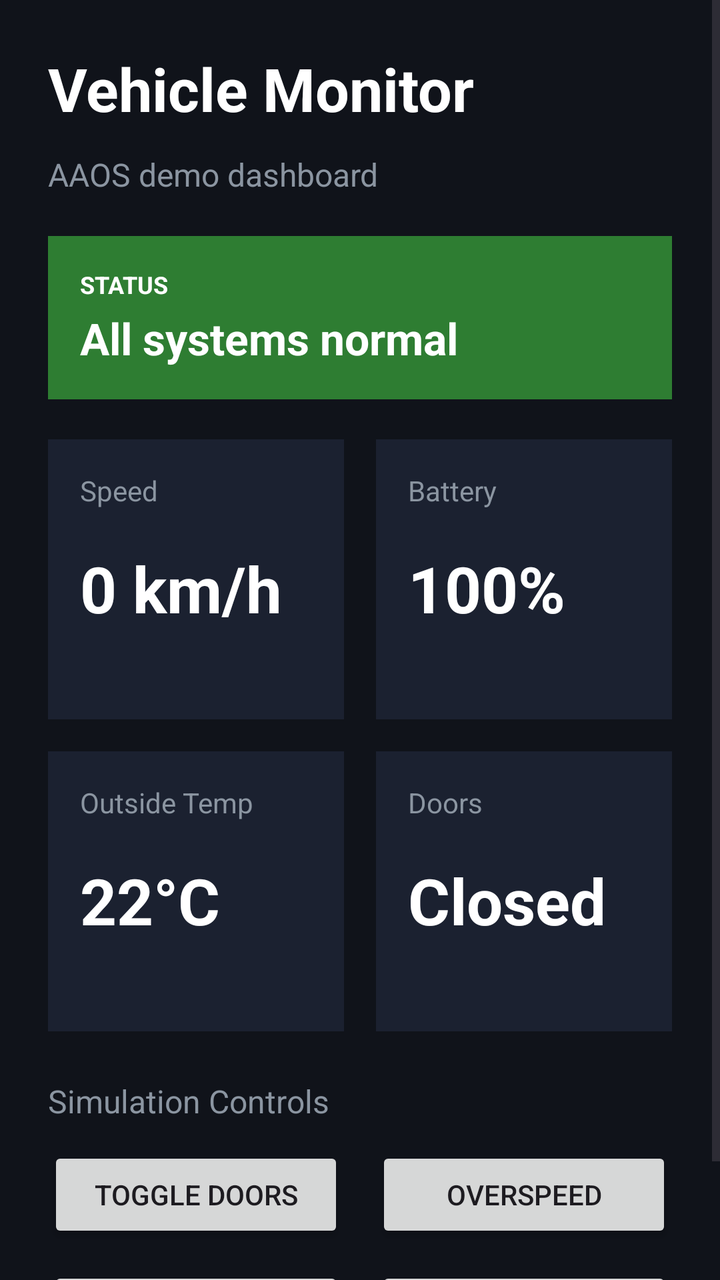
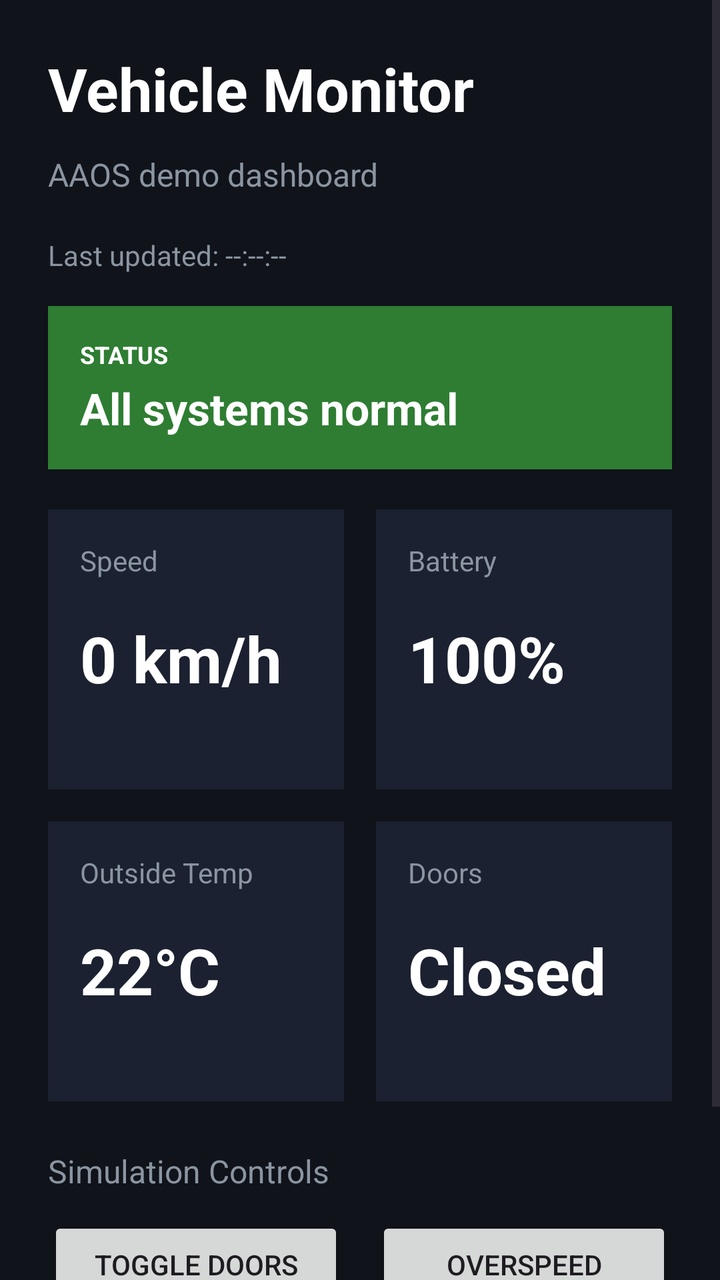

An Android layout rendered at two revisions. The XML below is the earlier revision; the diff shows what the commit changed to produce the second picture.
<!-- AndroidManifest.xml: application theme Theme.Aaosvehiclemonitor -->
<!-- res/layout/activity_main.xml -->
<?xml version="1.0" encoding="utf-8"?>
<ScrollView xmlns:android="http://schemas.android.com/apk/res/android"
    android:layout_width="match_parent"
    android:layout_height="match_parent"
    android:fillViewport="true"
    android:background="#10131A">

    <LinearLayout
        android:layout_width="match_parent"
        android:layout_height="wrap_content"
        android:orientation="vertical"
        android:padding="24dp">

        <TextView
            android:id="@+id/titleText"
            android:layout_width="wrap_content"
            android:layout_height="wrap_content"
            android:text="Vehicle Monitor"
            android:textColor="#FFFFFF"
            android:textSize="30sp"
            android:textStyle="bold"
            android:layout_marginBottom="12dp" />

        <TextView
            android:id="@+id/subtitleText"
            android:layout_width="wrap_content"
            android:layout_height="wrap_content"
            android:text="AAOS demo dashboard"
            android:textColor="#8B95A1"
            android:textSize="16sp"
            android:layout_marginBottom="20dp" />

        <LinearLayout
            android:id="@+id/alertBanner"
            android:layout_width="match_parent"
            android:layout_height="wrap_content"
            android:orientation="vertical"
            android:padding="16dp"
            android:background="#2E7D32"
            android:layout_marginBottom="20dp">

            <TextView
                android:id="@+id/alertTitle"
                android:layout_width="wrap_content"
                android:layout_height="wrap_content"
                android:text="STATUS"
                android:textAllCaps="true"
                android:textColor="#FFFFFF"
                android:textSize="12sp"
                android:textStyle="bold" />

            <TextView
                android:id="@+id/alertMessage"
                android:layout_width="wrap_content"
                android:layout_height="wrap_content"
                android:text="All systems normal"
                android:textColor="#FFFFFF"
                android:textSize="22sp"
                android:textStyle="bold"
                android:layout_marginTop="4dp" />
        </LinearLayout>

        <LinearLayout
            android:layout_width="match_parent"
            android:layout_height="wrap_content"
            android:orientation="horizontal"
            android:weightSum="2"
            android:layout_marginBottom="16dp">

            <LinearLayout
                android:layout_width="0dp"
                android:layout_height="140dp"
                android:layout_marginEnd="8dp"
                android:layout_weight="1"
                android:background="#1B2130"
                android:orientation="vertical"
                android:padding="16dp">

                <TextView
                    android:layout_width="wrap_content"
                    android:layout_height="wrap_content"
                    android:text="Speed"
                    android:textColor="#8B95A1"
                    android:textSize="14sp" />

                <TextView
                    android:id="@+id/speedValue"
                    android:layout_width="wrap_content"
                    android:layout_height="wrap_content"
                    android:layout_marginTop="18dp"
                    android:text="0 km/h"
                    android:textColor="#FFFFFF"
                    android:textSize="32sp"
                    android:textStyle="bold" />
            </LinearLayout>

            <LinearLayout
                android:layout_width="0dp"
                android:layout_height="140dp"
                android:layout_weight="1"
                android:orientation="vertical"
                android:background="#1B2130"
                android:padding="16dp"
                android:layout_marginStart="8dp">

                <TextView
                    android:layout_width="wrap_content"
                    android:layout_height="wrap_content"
                    android:text="Battery"
                    android:textColor="#8B95A1"
                    android:textSize="14sp" />

                <TextView
                    android:id="@+id/batteryValue"
                    android:layout_width="wrap_content"
                    android:layout_height="wrap_content"
                    android:text="100%"
                    android:textColor="#FFFFFF"
                    android:textSize="32sp"
                    android:textStyle="bold"
                    android:layout_marginTop="18dp" />
            </LinearLayout>
        </LinearLayout>

        <LinearLayout
            android:layout_width="match_parent"
            android:layout_height="wrap_content"
            android:orientation="horizontal"
            android:weightSum="2">

            <LinearLayout
                android:layout_width="0dp"
                android:layout_height="140dp"
                android:layout_weight="1"
                android:orientation="vertical"
                android:background="#1B2130"
                android:padding="16dp"
                android:layout_marginEnd="8dp">

                <TextView
                    android:layout_width="wrap_content"
                    android:layout_height="wrap_content"
                    android:text="Outside Temp"
                    android:textColor="#8B95A1"
                    android:textSize="14sp" />

                <TextView
                    android:id="@+id/tempValue"
                    android:layout_width="wrap_content"
                    android:layout_height="wrap_content"
                    android:text="22°C"
                    android:textColor="#FFFFFF"
                    android:textSize="32sp"
                    android:textStyle="bold"
                    android:layout_marginTop="18dp" />
            </LinearLayout>

            <LinearLayout
                android:layout_width="0dp"
                android:layout_height="140dp"
                android:layout_weight="1"
                android:orientation="vertical"
                android:background="#1B2130"
                android:padding="16dp"
                android:layout_marginStart="8dp">

                <TextView
                    android:layout_width="wrap_content"
                    android:layout_height="wrap_content"
                    android:text="Doors"
                    android:textColor="#8B95A1"
                    android:textSize="14sp" />

                <TextView
                    android:id="@+id/doorValue"
                    android:layout_width="wrap_content"
                    android:layout_height="wrap_content"
                    android:text="Closed"
                    android:textColor="#FFFFFF"
                    android:textSize="32sp"
                    android:textStyle="bold"
                    android:layout_marginTop="18dp" />
            </LinearLayout>
        </LinearLayout>

        <LinearLayout
            android:layout_width="match_parent"
            android:layout_height="wrap_content"
            android:orientation="vertical"
            android:layout_marginTop="24dp">

            <TextView
                android:layout_width="wrap_content"
                android:layout_height="wrap_content"
                android:text="Simulation Controls"
                android:textColor="#8B95A1"
                android:textSize="16sp"
                android:layout_marginBottom="12dp" />

            <LinearLayout
                android:layout_width="match_parent"
                android:layout_height="wrap_content"
                android:orientation="horizontal"
                android:weightSum="2"
                android:layout_marginBottom="12dp">

                <Button
                    android:id="@+id/toggleDoorsButton"
                    android:layout_width="0dp"
                    android:layout_height="wrap_content"
                    android:layout_weight="1"
                    android:text="Toggle Doors"
                    android:layout_marginEnd="8dp" />

                <Button
                    android:id="@+id/overspeedButton"
                    android:layout_width="0dp"
                    android:layout_height="wrap_content"
                    android:layout_weight="1"
                    android:text="Overspeed"
                    android:layout_marginStart="8dp" />
            </LinearLayout>

            <LinearLayout
                android:layout_width="match_parent"
                android:layout_height="wrap_content"
                android:orientation="horizontal"
                android:weightSum="2">

                <Button
                    android:id="@+id/lowBatteryButton"
                    android:layout_width="0dp"
                    android:layout_height="wrap_content"
                    android:layout_weight="1"
                    android:text="Low Battery"
                    android:layout_marginEnd="8dp" />

                <Button
                    android:id="@+id/resetButton"
                    android:layout_width="0dp"
                    android:layout_height="wrap_content"
                    android:layout_weight="1"
                    android:text="Reset"
                    android:layout_marginStart="8dp" />
            </LinearLayout>
        </LinearLayout>

    </LinearLayout>
</ScrollView>
<!-- resources referenced by this layout -->
<resources>
  <style name="Theme.Aaosvehiclemonitor" parent="Base.Theme.Aaosvehiclemonitor" />
  <style name="Base.Theme.Aaosvehiclemonitor" parent="Theme.Material3.DayNight.NoActionBar">
          
          
      </style>
</resources>

<!-- the commit's change to res/layout/activity_main.xml (unified diff, before → after) -->
@@ -30,6 +30,15 @@
             android:textSize="16sp"
             android:layout_marginBottom="20dp" />
 
+        <TextView
+            android:id="@+id/lastUpdatedText"
+            android:layout_width="wrap_content"
+            android:layout_height="wrap_content"
+            android:text="Last updated: --:--:--"
+            android:textColor="#8B95A1"
+            android:textSize="14sp"
+            android:layout_marginBottom="16dp" />
+
         <LinearLayout
             android:id="@+id/alertBanner"
             android:layout_width="match_parent"
